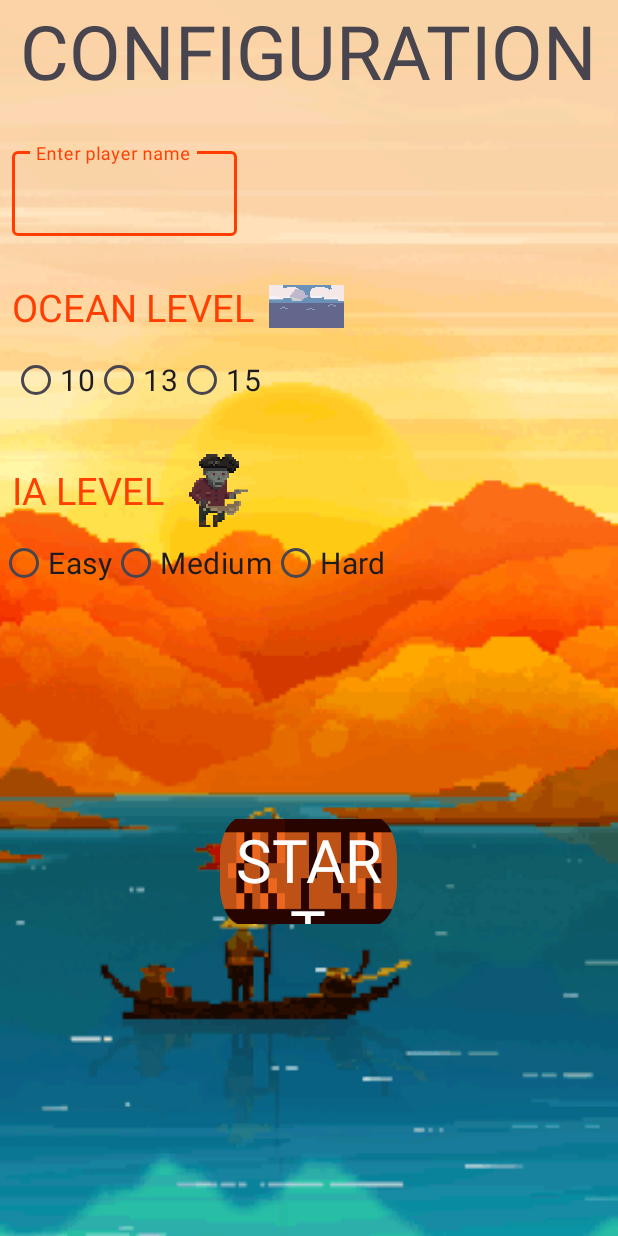
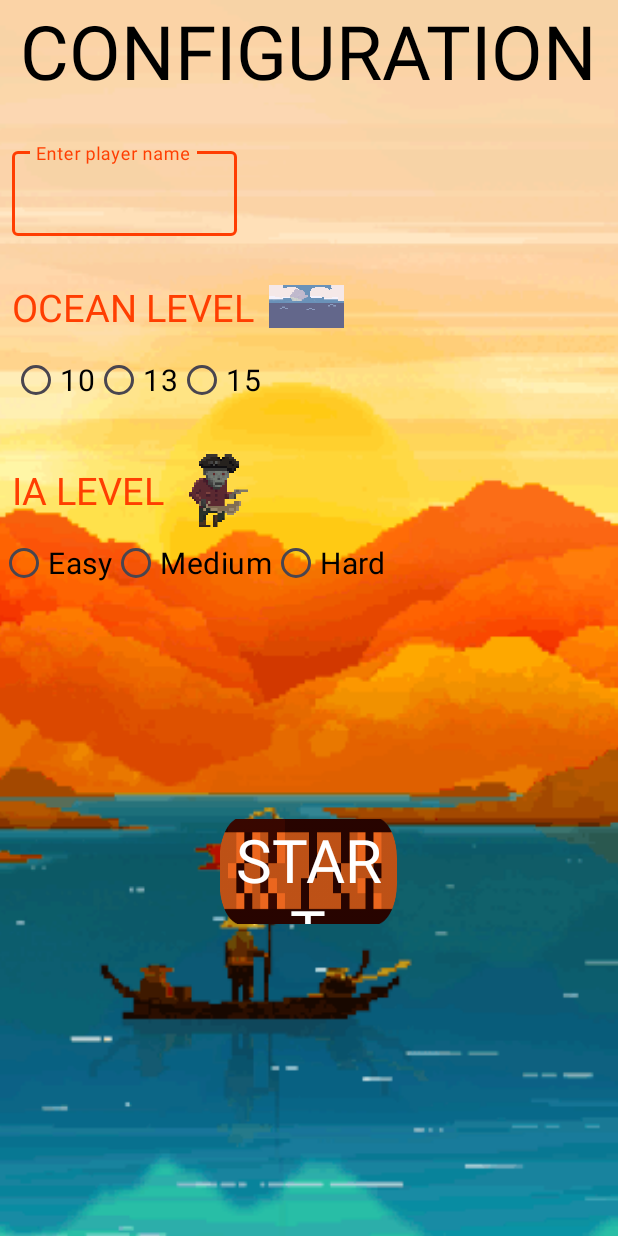
Before and after one commit to Oscars35/Battleship, an Android app: the ConfigurationActivity screen opened directly, with no data from a screen before it, on a phone screen of 412 x 824 dp. Run offline under Robolectric (Android 15) with nearby library versions, the phone set to English and light mode, and no system bars; Roboto replaces fonts that are not available here.

Commit message:
Changed colors

```diff
--- a/app/src/main/res/layout/activity_boat_selector.xml
+++ b/app/src/main/res/layout/activity_boat_selector.xml
@@ -124,6 +124,7 @@
         android:id="@+id/shipsPositionsTv"
         android:layout_width="wrap_content"
         android:layout_height="wrap_content"
+        android:textColor="#000000"
         android:fontFamily="@font/pirata_one"
         android:text="@string/ships_positions"
         android:textSize="35sp"
--- a/app/src/main/res/layout/activity_configuration.xml
+++ b/app/src/main/res/layout/activity_configuration.xml
@@ -19,6 +19,7 @@
         android:id="@+id/confText"
         android:layout_width="wrap_content"
         android:layout_height="wrap_content"
+        android:textColor="#000000"
         android:fontFamily="@font/pirata_one"
         android:text="@string/configuration"
         android:textSize="50sp"
@@ -40,6 +41,9 @@
             android:id="@+id/playerNameEditText"
             android:layout_width="150dp"
             android:layout_height="wrap_content"
+            android:drawableTint="#000000"
+            android:textColorHint="#000000"
+            android:textColor="#000000"
             android:layout_marginTop="44dp"
             android:fontFamily="@font/pirata_one"
             android:inputType="textPersonName"
@@ -91,6 +95,8 @@
             android:id="@+id/tenRadioButton"
             android:layout_width="wrap_content"
             android:layout_height="wrap_content"
+            android:buttonTint="#000000"
+            android:textColor="#000000"
             android:fontFamily="@font/pirata_one"
             android:text="@string/ten"
             android:textSize="20dp" />
@@ -99,6 +105,8 @@
             android:id="@+id/fifteenRadioButton"
             android:layout_width="wrap_content"
             android:layout_height="wrap_content"
+            android:buttonTint="#000000"
+            android:textColor="#000000"
             android:fontFamily="@font/pirata_one"
             android:text="@string/thirteen"
             android:textSize="20dp" />
@@ -107,6 +115,8 @@
             android:id="@+id/twentyRadioButton"
             android:layout_width="wrap_content"
             android:layout_height="wrap_content"
+            android:buttonTint="#000000"
+            android:textColor="#000000"
             android:fontFamily="@font/pirata_one"
             android:text="@string/fifteen"
             android:textSize="20dp" />
@@ -153,6 +163,8 @@
             android:id="@+id/easyRadioButton"
             android:layout_width="wrap_content"
             android:layout_height="wrap_content"
+            android:buttonTint="#000000"
+            android:textColor="#000000"
             android:fontFamily="@font/pirata_one"
             android:text="@string/easy_level"
             android:textSize="20dp"/>
@@ -161,6 +173,8 @@
             android:id="@+id/mediumRadioButton"
             android:layout_width="wrap_content"
             android:layout_height="wrap_content"
+            android:buttonTint="#000000"
+            android:textColor="#000000"
             android:fontFamily="@font/pirata_one"
             android:text="@string/medium_level"
             android:textSize="20dp"/>
@@ -169,6 +183,8 @@
             android:id="@+id/hardRadioButton"
             android:layout_width="wrap_content"
             android:layout_height="wrap_content"
+            android:buttonTint="#000000"
+            android:textColor="#000000"
             android:fontFamily="@font/pirata_one"
             android:text="@string/hard_level"
             android:textSize="20dp"/>
--- a/app/src/main/res/layout/activity_main.xml
+++ b/app/src/main/res/layout/activity_main.xml
@@ -19,6 +19,7 @@
         android:id="@+id/mainText"
         android:layout_width="wrap_content"
         android:layout_height="wrap_content"
+        android:textColor="#000000"
         android:layout_marginBottom="52dp"
         android:fontFamily="@font/pirata_one"
         android:text="@string/app_name"
--- a/app/src/main/res/layout/activity_winner.xml
+++ b/app/src/main/res/layout/activity_winner.xml
@@ -108,6 +108,7 @@
         android:id="@+id/winnerTv"
         android:layout_width="wrap_content"
         android:layout_height="wrap_content"
+        android:textColor="#000000"
         android:layout_marginTop="116dp"
         android:fontFamily="@font/pirata_one"
         android:text="@string/winner"
```
